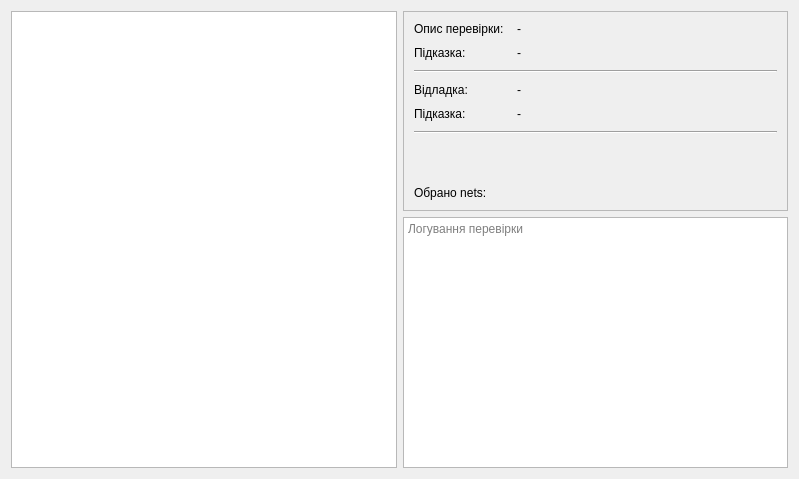
Qt form app/ui/ui_designer/mainWindow.ui (Spectre944/PCBDebugger) before a commit.
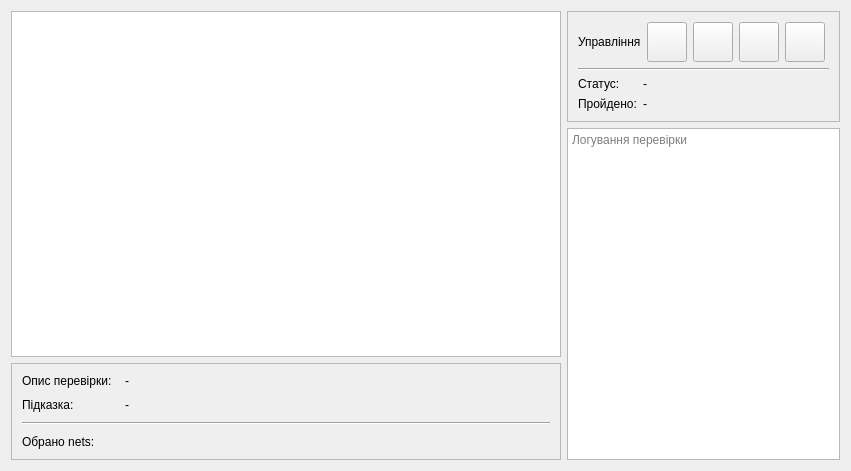
The same form after that commit. Icons and pictures are not drawn.

Commit message: Part 0: Init - Setup debug-like mode and aditional info

Diff of the .ui file:
```diff
--- a/app/ui/ui_designer/mainWindow.ui
+++ b/app/ui/ui_designer/mainWindow.ui
@@ -6,36 +6,254 @@
    <rect>
     <x>0</x>
     <y>0</y>
-    <width>799</width>
-    <height>479</height>
+    <width>851</width>
+    <height>471</height>
    </rect>
   </property>
   <property name="windowTitle">
    <string>MainPage</string>
   </property>
   <layout class="QGridLayout" name="gridLayout">
-   <item row="1" column="1">
-    <widget class="QTextEdit" name="textEditLog">
-     <property name="tabChangesFocus">
-      <bool>true</bool>
-     </property>
-     <property name="placeholderText">
-      <string>Логування перевірки</string>
+   <item row="0" column="0">
+    <widget class="QTreeView" name="treeViewTaskList">
+     <property name="minimumSize">
+      <size>
+       <width>550</width>
+       <height>0</height>
+      </size>
      </property>
     </widget>
    </item>
-   <item row="0" column="1">
+   <item row="0" column="1" rowspan="2">
+    <layout class="QVBoxLayout" name="verticalLayout_3">
+     <item>
+      <widget class="QFrame" name="frame">
+       <property name="frameShape">
+        <enum>QFrame::Shape::StyledPanel</enum>
+       </property>
+       <property name="frameShadow">
+        <enum>QFrame::Shadow::Raised</enum>
+       </property>
+       <layout class="QVBoxLayout" name="verticalLayout_2">
+        <property name="leftMargin">
+         <number>10</number>
+        </property>
+        <property name="topMargin">
+         <number>10</number>
+        </property>
+        <property name="rightMargin">
+         <number>10</number>
+        </property>
+        <property name="bottomMargin">
+         <number>10</number>
+        </property>
+        <item>
+         <layout class="QGridLayout" name="gridLayout_3">
+          <item row="3" column="1">
+           <widget class="QLabel" name="label_debugOverallInfo">
+            <property name="sizePolicy">
+             <sizepolicy hsizetype="Expanding" vsizetype="Preferred">
+              <horstretch>0</horstretch>
+              <verstretch>0</verstretch>
+             </sizepolicy>
+            </property>
+            <property name="text">
+             <string>-</string>
+            </property>
+           </widget>
+          </item>
+          <item row="2" column="1">
+           <widget class="QLabel" name="label_debugStatus">
+            <property name="sizePolicy">
+             <sizepolicy hsizetype="Expanding" vsizetype="Preferred">
+              <horstretch>0</horstretch>
+              <verstretch>0</verstretch>
+             </sizepolicy>
+            </property>
+            <property name="text">
+             <string>-</string>
+            </property>
+           </widget>
+          </item>
+          <item row="0" column="0" colspan="2">
+           <layout class="QHBoxLayout" name="horizontalLayout">
+            <item>
+             <widget class="QLabel" name="label_7">
+              <property name="sizePolicy">
+               <sizepolicy hsizetype="Maximum" vsizetype="Preferred">
+                <horstretch>0</horstretch>
+                <verstretch>0</verstretch>
+               </sizepolicy>
+              </property>
+              <property name="text">
+               <string>Управління</string>
+              </property>
+             </widget>
+            </item>
+            <item>
+             <widget class="QPushButton" name="pushButtonDebugStartStop">
+              <property name="sizePolicy">
+               <sizepolicy hsizetype="Preferred" vsizetype="Preferred">
+                <horstretch>0</horstretch>
+                <verstretch>0</verstretch>
+               </sizepolicy>
+              </property>
+              <property name="minimumSize">
+               <size>
+                <width>40</width>
+                <height>40</height>
+               </size>
+              </property>
+              <property name="maximumSize">
+               <size>
+                <width>40</width>
+                <height>40</height>
+               </size>
+              </property>
+              <property name="text">
+               <string/>
+              </property>
+              <property name="icon">
+               <iconset theme="QIcon::ThemeIcon::MediaPlaybackStart"/>
+              </property>
+             </widget>
+            </item>
+            <item>
+             <widget class="QPushButton" name="pushButtonDebugNextStep">
+              <property name="sizePolicy">
+               <sizepolicy hsizetype="Preferred" vsizetype="Preferred">
+                <horstretch>0</horstretch>
+                <verstretch>0</verstretch>
+               </sizepolicy>
+              </property>
+              <property name="minimumSize">
+               <size>
+                <width>40</width>
+                <height>40</height>
+               </size>
+              </property>
+              <property name="maximumSize">
+               <size>
+                <width>40</width>
+                <height>40</height>
+               </size>
+              </property>
+              <property name="text">
+               <string/>
+              </property>
+              <property name="icon">
+               <iconset theme="QIcon::ThemeIcon::MediaSkipForward"/>
+              </property>
+             </widget>
+            </item>
+            <item>
+             <widget class="QPushButton" name="pushButtonDebugRestart">
+              <property name="sizePolicy">
+               <sizepolicy hsizetype="Preferred" vsizetype="Preferred">
+                <horstretch>0</horstretch>
+                <verstretch>0</verstretch>
+               </sizepolicy>
+              </property>
+              <property name="minimumSize">
+               <size>
+                <width>40</width>
+                <height>40</height>
+               </size>
+              </property>
+              <property name="maximumSize">
+               <size>
+                <width>40</width>
+                <height>40</height>
+               </size>
+              </property>
+              <property name="text">
+               <string/>
+              </property>
+              <property name="icon">
+               <iconset theme="QIcon::ThemeIcon::ViewRestore"/>
+              </property>
+             </widget>
+            </item>
+            <item>
+             <widget class="QPushButton" name="pushButtonDebugStop">
+              <property name="sizePolicy">
+               <sizepolicy hsizetype="Preferred" vsizetype="Preferred">
+                <horstretch>0</horstretch>
+                <verstretch>0</verstretch>
+               </sizepolicy>
+              </property>
+              <property name="minimumSize">
+               <size>
+                <width>40</width>
+                <height>40</height>
+               </size>
+              </property>
+              <property name="maximumSize">
+               <size>
+                <width>40</width>
+                <height>40</height>
+               </size>
+              </property>
+              <property name="text">
+               <string/>
+              </property>
+              <property name="icon">
+               <iconset theme="QIcon::ThemeIcon::MediaPlaybackStop"/>
+              </property>
+             </widget>
+            </item>
+           </layout>
+          </item>
+          <item row="2" column="0">
+           <widget class="QLabel" name="label_6">
+            <property name="text">
+             <string>Статус:</string>
+            </property>
+           </widget>
+          </item>
+          <item row="3" column="0">
+           <widget class="QLabel" name="label_5">
+            <property name="text">
+             <string>Пройдено:</string>
+            </property>
+           </widget>
+          </item>
+          <item row="1" column="0" colspan="2">
+           <widget class="Line" name="line_3">
+            <property name="orientation">
+             <enum>Qt::Orientation::Horizontal</enum>
+            </property>
+           </widget>
+          </item>
+         </layout>
+        </item>
+       </layout>
+      </widget>
+     </item>
+     <item>
+      <widget class="QTextEdit" name="textEditLog">
+       <property name="tabChangesFocus">
+        <bool>true</bool>
+       </property>
+       <property name="placeholderText">
+        <string>Логування перевірки</string>
+       </property>
+      </widget>
+     </item>
+    </layout>
+   </item>
+   <item row="1" column="0">
     <widget class="QFrame" name="frameInfo">
      <property name="minimumSize">
       <size>
        <width>0</width>
-       <height>200</height>
+       <height>0</height>
       </size>
      </property>
      <property name="maximumSize">
       <size>
        <width>16777215</width>
-       <height>200</height>
+       <height>16777215</height>
       </size>
      </property>
      <property name="frameShape">
@@ -62,6 +280,19 @@
       </property>
       <item>
        <layout class="QGridLayout" name="gridLayout_2">
+        <item row="0" column="1">
+         <widget class="QLabel" name="label_description">
+          <property name="text">
+           <string>-</string>
+          </property>
+          <property name="alignment">
+           <set>Qt::AlignmentFlag::AlignLeading|Qt::AlignmentFlag::AlignLeft|Qt::AlignmentFlag::AlignTop</set>
+          </property>
+          <property name="wordWrap">
+           <bool>true</bool>
+          </property>
+         </widget>
+        </item>
         <item row="1" column="0">
          <widget class="QLabel" name="label_2">
           <property name="sizePolicy">
@@ -78,13 +309,6 @@
           </property>
          </widget>
         </item>
-        <item row="3" column="0">
-         <widget class="QLabel" name="label_3">
-          <property name="text">
-           <string>Відладка:</string>
-          </property>
-         </widget>
-        </item>
         <item row="0" column="0">
          <widget class="QLabel" name="label">
           <property name="sizePolicy">
@@ -101,46 +325,6 @@
           </property>
          </widget>
         </item>
-        <item row="6" column="0">
-         <spacer name="verticalSpacer">
-          <property name="orientation">
-           <enum>Qt::Orientation::Vertical</enum>
-          </property>
-          <property name="sizeHint" stdset="0">
-           <size>
-            <width>20</width>
-            <height>40</height>
-           </size>
-          </property>
-         </spacer>
-        </item>
-        <item row="7" column="0" colspan="2">
-         <widget class="QLabel" name="label_objSelect">
-          <property name="text">
-           <string>Обрано nets:</string>
-          </property>
-          <property name="wordWrap">
-           <bool>true</bool>
-          </property>
-         </widget>
-        </item>
-        <item row="3" column="1">
-         <widget class="QLabel" name="label_debug">
-          <property name="text">
-           <string>-</string>
-          </property>
-          <property name="wordWrap">
-           <bool>true</bool>
-          </property>
-         </widget>
-        </item>
-        <item row="4" column="0">
-         <widget class="QLabel" name="label_4">
-          <property name="text">
-           <string>Підказка:</string>
-          </property>
-         </widget>
-        </item>
         <item row="1" column="1">
          <widget class="QLabel" name="label_hint">
           <property name="text">
@@ -155,50 +339,27 @@
          </widget>
         </item>
         <item row="2" column="0" colspan="2">
-         <widget class="Line" name="line">
-          <property name="orientation">
-           <enum>Qt::Orientation::Horizontal</enum>
-          </property>
-         </widget>
-        </item>
-        <item row="0" column="1">
-         <widget class="QLabel" name="label_description">
-          <property name="text">
-           <string>-</string>
-          </property>
-          <property name="alignment">
-           <set>Qt::AlignmentFlag::AlignLeading|Qt::AlignmentFlag::AlignLeft|Qt::AlignmentFlag::AlignTop</set>
-          </property>
-          <property name="wordWrap">
-           <bool>true</bool>
-          </property>
-         </widget>
-        </item>
-        <item row="4" column="1">
-         <widget class="QLabel" name="label_debug_hint">
-          <property name="text">
-           <string>-</string>
-          </property>
-          <property name="wordWrap">
-           <bool>true</bool>
-          </property>
-         </widget>
-        </item>
-        <item row="5" column="0" colspan="2">
          <widget class="Line" name="line_2">
           <property name="orientation">
            <enum>Qt::Orientation::Horizontal</enum>
           </property>
          </widget>
         </item>
+        <item row="3" column="0" colspan="2">
+         <widget class="QLabel" name="label_objSelect">
+          <property name="text">
+           <string>Обрано nets:</string>
+          </property>
+          <property name="wordWrap">
+           <bool>true</bool>
+          </property>
+         </widget>
+        </item>
        </layout>
       </item>
      </layout>
     </widget>
    </item>
-   <item row="0" column="0" rowspan="2">
-    <widget class="QTreeView" name="treeViewTaskList"/>
-   </item>
   </layout>
  </widget>
  <resources/>
```
The commit also changes 5 other files.
